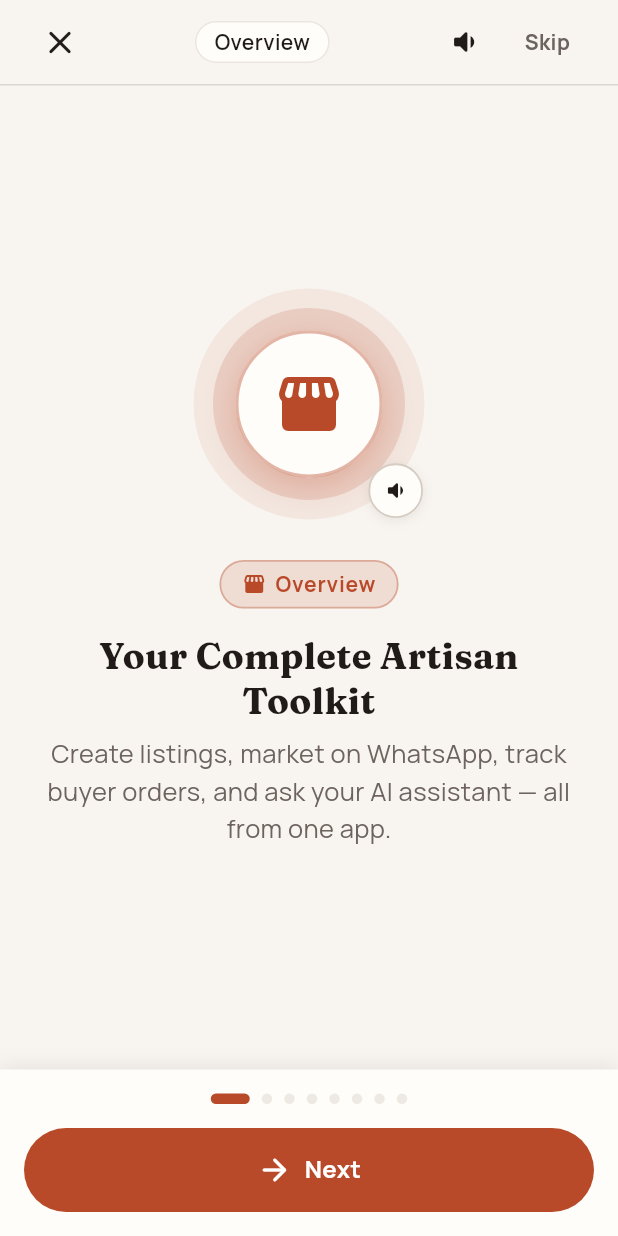
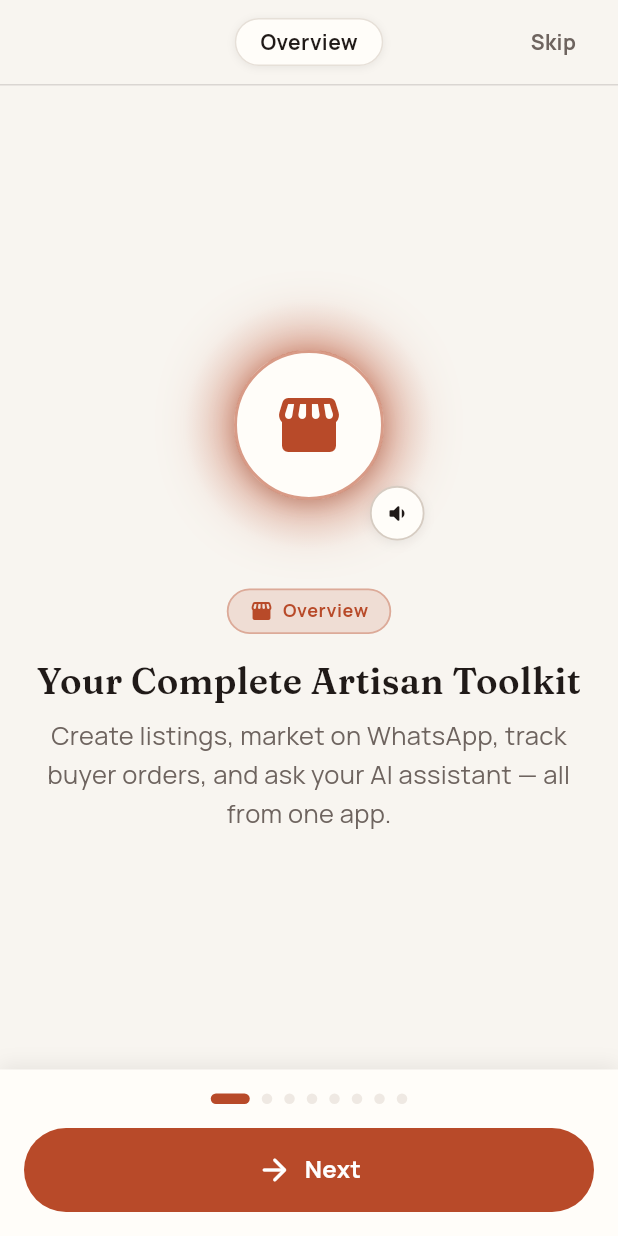
Before and after one commit to kan9667/kalasetu, a Flutter app: the TutorialCarouselScreen screen opened by its route, on a phone screen of 412 x 824 dp. Run offline on Flutter 3.47's test engine with Material 3 defaults, Android fonts, the phone set to English and light mode, and no system bars; our stand-ins replace cached_network_image, connectivity_plus, dio, drift, easy_localization, flutter_riverpod and 9 more; missing offline and left inert: record, workmanager; accounts and stored records are empty; generated files the repository leaves out were written again; network calls fail.

Commit message:
ui fixes in walkthrough

```diff
--- a/frontend/lib/features/tutorial/screens/tutorial_carousel_screen.dart
+++ b/frontend/lib/features/tutorial/screens/tutorial_carousel_screen.dart
@@ -111,27 +111,34 @@ class _TutorialCarouselScreenState extends ConsumerState<TutorialCarouselScreen>
             // --- Top App Bar Area ---
             Padding(
               padding: const EdgeInsets.symmetric(
-                horizontal: AppSpacing.md,
-                vertical: AppSpacing.xs,
+                horizontal: AppSpacing.screenPadding,
+                vertical: AppSpacing.sm,
               ),
-              child: Row(
+              child: SizedBox(
+                height: 40,
+                child: Stack(
+                  alignment: Alignment.center,
                   children: [
-                  // Close / Back button
-                  IconButton(
-                    icon: const Icon(Icons.close_rounded, size: 26, color: AppColors.charcoal),
-                    tooltip: 'close'.tr(),
-                    onPressed: _skipTutorial,
+                    // Center Step Indicator Badge
+                    Center(
+                      child: Container(
+                        padding: const EdgeInsets.symmetric(
+                          horizontal: 16,
+                          vertical: 6,
                         ),
-
-                  // Center Step Indicator Badge
-                  Expanded(
-                    child: Center(
-                      child: Container(
-                        padding: const EdgeInsets.symmetric(horizontal: 12, vertical: 4),
                         decoration: BoxDecoration(
-                          color: AppColors.surface,
+                          color: AppColors.cardSurface,
                           borderRadius: BorderRadius.circular(AppRadii.full),
-                          border: Border.all(color: AppColors.border.withValues(alpha: 0.5)),
+                          border: Border.all(
+                            color: AppColors.border.withValues(alpha: 0.6),
+                          ),
+                          boxShadow: const [
+                            BoxShadow(
+                              color: AppColors.shadow,
+                              blurRadius: 4,
+                              offset: Offset(0, 1),
+                            ),
+                          ],
                         ),
                         child: Text(
                           currentSlide.isIntro
@@ -146,42 +153,35 @@ class _TutorialCarouselScreenState extends ConsumerState<TutorialCarouselScreen>
                                     ),
                           style: AppTextStyles.labelMedium.copyWith(
                             color: AppColors.textPrimary,
-                            fontWeight: FontWeight.w600,
-                          ),
                           ),
                         ),
                       ),
                     ),
 
-                  // Voice Narration Button
-                  IconButton(
-                    icon: Icon(
-                      _ttsService.isPlaying
-                          ? Icons.volume_up_rounded
-                          : Icons.volume_down_rounded,
-                      color: _ttsService.isPlaying ? AppColors.terracotta : AppColors.charcoal,
+                    // Skip Action Button
+                    if (!isLastPage)
+                      Align(
+                        alignment: Alignment.centerRight,
+                        child: TextButton(
+                          onPressed: _skipTutorial,
+                          style: TextButton.styleFrom(
+                            padding: const EdgeInsets.symmetric(
+                              horizontal: AppSpacing.sm,
+                              vertical: AppSpacing.xs,
                             ),
-                    tooltip: _ttsService.isPlaying
-                        ? 'stop_narration'.tr()
-                        : 'listen_narration'.tr(),
-                    onPressed: _toggleSpeakCurrentSlide,
+                            minimumSize: Size.zero,
+                            tapTargetSize: MaterialTapTargetSize.shrinkWrap,
                           ),
-
-                  // Skip Button
-                  if (!isLastPage)
-                    TextButton(
-                      onPressed: _skipTutorial,
                           child: Text(
                             'skip'.tr(),
                             style: AppTextStyles.labelMedium.copyWith(
-                          color: AppColors.charcoalSoft,
-                          fontWeight: FontWeight.bold,
+                              color: AppColors.textSecondary,
                             ),
                           ),
-                    )
-                  else
-                    const SizedBox(width: 48),
+                        ),
+                      ),
                   ],
+                ),
               ),
             ),
 
@@ -254,7 +254,7 @@ class _TutorialCarouselScreenState extends ConsumerState<TutorialCarouselScreen>
                               side: const BorderSide(color: AppColors.border),
                               padding: const EdgeInsets.all(12),
                             ),
-                            icon: const Icon(Icons.arrow_back_rounded, color: AppColors.charcoal),
+                            icon: const Icon(Icons.arrow_back_rounded, color: AppColors.textPrimary),
                           ),
                           const SizedBox(width: AppSpacing.sm),
                         ],
--- a/frontend/lib/features/tutorial/widgets/tutorial_card_widget.dart
+++ b/frontend/lib/features/tutorial/widgets/tutorial_card_widget.dart
@@ -32,8 +32,13 @@ class TutorialCardWidget extends StatelessWidget {
             mainAxisSize: MainAxisSize.min,
             crossAxisAlignment: CrossAxisAlignment.center,
             children: [
-              // --- Visual Hero Graphic ---
-              _buildVisualHero(context),
+              // --- Visual Hero Graphic with Animated Glowing Aura ---
+              _AnimatedGlowHero(
+                accentColor: slide.accentColor,
+                icon: slide.icon,
+                isSpeaking: isSpeaking,
+                onToggleSpeak: onToggleSpeak,
+              ),
 
               const SizedBox(height: AppSpacing.lg),
 
@@ -59,10 +64,9 @@ class TutorialCardWidget extends StatelessWidget {
                     const SizedBox(width: 6),
                     Text(
                       slide.badgeKey.tr(),
-                      style: AppTextStyles.labelMedium.copyWith(
+                      style: AppTextStyles.labelSmall.copyWith(
                         color: slide.accentColor,
-                        fontWeight: FontWeight.w700,
-                        letterSpacing: 0.5,
+                        letterSpacing: 0.4,
                       ),
                     ),
                   ],
@@ -76,21 +80,19 @@ class TutorialCardWidget extends StatelessWidget {
                 slide.titleKey.tr(),
                 textAlign: TextAlign.center,
                 style: AppTextStyles.displaySmall.copyWith(
-                  color: AppColors.charcoal,
-                  fontWeight: FontWeight.w700,
-                  height: 1.25,
+                  color: AppColors.textPrimary,
                 ),
               ),
 
               const SizedBox(height: AppSpacing.sm),
 
-              // --- Explanatory Subtitle (Inter) ---
+              // --- Explanatory Subtitle (Manrope Body) ---
               Text(
                 slide.descKey.tr(),
                 textAlign: TextAlign.center,
                 style: AppTextStyles.bodyLarge.copyWith(
-                  color: AppColors.charcoalSoft,
-                  height: 1.45,
+                  color: AppColors.textSecondary,
+                  height: 1.5,
                 ),
               ),
 
@@ -101,72 +103,135 @@ class TutorialCardWidget extends StatelessWidget {
       ),
     );
   }
+}
 
-  Widget _buildVisualHero(BuildContext context) {
+/// Visual hero icon surrounded by an animated breathing glow aura and pulsing shadows.
+class _AnimatedGlowHero extends StatefulWidget {
+  final Color accentColor;
+  final IconData icon;
+  final bool isSpeaking;
+  final VoidCallback onToggleSpeak;
+
+  const _AnimatedGlowHero({
+    required this.accentColor,
+    required this.icon,
+    required this.isSpeaking,
+    required this.onToggleSpeak,
+  });
+
+  @override
+  State<_AnimatedGlowHero> createState() => _AnimatedGlowHeroState();
+}
+
+class _AnimatedGlowHeroState extends State<_AnimatedGlowHero>
+    with SingleTickerProviderStateMixin {
+  late final AnimationController _controller;
+  late final Animation<double> _glowAnimation;
+
+  @override
+  void initState() {
+    super.initState();
+    _controller = AnimationController(
+      vsync: this,
+      duration: const Duration(milliseconds: 2000),
+    )..repeat(reverse: true);
+
+    _glowAnimation = CurvedAnimation(
+      parent: _controller,
+      curve: Curves.easeInOut,
+    );
+  }
+
+  @override
+  void dispose() {
+    _controller.dispose();
+    super.dispose();
+  }
+
+  @override
+  Widget build(BuildContext context) {
     return SizedBox(
-      height: 160,
-      width: 160,
-      child: Stack(
+      height: 170,
+      width: 170,
+      child: AnimatedBuilder(
+        animation: _glowAnimation,
+        builder: (context, child) {
+          final t = _glowAnimation.value;
+          return Stack(
             alignment: Alignment.center,
             children: [
-          // Outer subtle decorative pulse ring
+              // Radial gradient continuous breathing aura (replaces static rings)
               Container(
-            width: 154,
-            height: 154,
+                width: 140 + 26 * t,
+                height: 140 + 26 * t,
                 decoration: BoxDecoration(
                   shape: BoxShape.circle,
-              color: slide.accentColor.withValues(alpha: 0.08),
+                  gradient: RadialGradient(
+                    colors: [
+                      widget.accentColor.withValues(alpha: 0.28 * t + 0.12),
+                      widget.accentColor.withValues(alpha: 0.10 * t + 0.04),
+                      widget.accentColor.withValues(alpha: 0.0),
+                    ],
+                    stops: const [0.0, 0.55, 1.0],
                   ),
                 ),
-          // Middle soft glow ring
+              ),
+
+              // Inner core surface with pulsing glowing shadows
               Container(
-            width: 128,
-            height: 128,
+                width: 100,
+                height: 100,
                 decoration: BoxDecoration(
                   shape: BoxShape.circle,
-              color: slide.accentColor.withValues(alpha: 0.16),
+                  color: AppColors.cardSurface,
+                  boxShadow: [
+                    // Blooming radiant glow
+                    BoxShadow(
+                      color: widget.accentColor.withValues(alpha: 0.25 + 0.25 * t),
+                      blurRadius: 20.0 + 16.0 * t,
+                      spreadRadius: 2.0 + 6.0 * t,
                     ),
+                    // Inner luminous warmth
+                    BoxShadow(
+                      color: widget.accentColor.withValues(alpha: 0.15 + 0.15 * t),
+                      blurRadius: 8.0 + 6.0 * t,
+                      spreadRadius: 0,
                     ),
-          // Inner core surface
-          Container(
-            width: 98,
-            height: 98,
-            decoration: BoxDecoration(
-              shape: BoxShape.circle,
-              color: AppColors.surface,
-              boxShadow: [
-                BoxShadow(
-                  color: slide.accentColor.withValues(alpha: 0.25),
-                  blurRadius: 18,
-                  offset: const Offset(0, 6),
+                    // Grounding subtle shadow
+                    const BoxShadow(
+                      color: AppColors.shadow,
+                      blurRadius: 8,
+                      offset: Offset(0, 4),
                     ),
                   ],
                   border: Border.all(
-                color: slide.accentColor.withValues(alpha: 0.4),
+                    color: widget.accentColor.withValues(alpha: 0.35 + 0.20 * t),
                     width: 2,
                   ),
                 ),
                 child: Center(
                   child: Icon(
-                slide.icon,
+                    widget.icon,
                     size: 48,
-                color: slide.accentColor,
+                    color: widget.accentColor,
                   ),
                 ),
               ),
+
               // Audio Speaker Narration button overlay
               Positioned(
-            right: 4,
-            bottom: 4,
+                right: 8,
+                bottom: 8,
                 child: Material(
                   color: Colors.transparent,
                   child: InkWell(
-                onTap: onToggleSpeak,
+                    onTap: widget.onToggleSpeak,
                     borderRadius: BorderRadius.circular(AppRadii.full),
-                child: Container(
+                    child: AnimatedContainer(
+                      duration: const Duration(milliseconds: 250),
                       padding: const EdgeInsets.all(8),
                       decoration: BoxDecoration(
-                    color: isSpeaking ? AppColors.terracotta : AppColors.surface,
+                        color: widget.isSpeaking ? AppColors.terracotta : AppColors.cardSurface,
                         shape: BoxShape.circle,
                         boxShadow: const [
                           BoxShadow(
@@ -176,20 +241,28 @@ class TutorialCardWidget extends StatelessWidget {
                           ),
                         ],
                         border: Border.all(
-                      color: isSpeaking ? AppColors.terracottaDark : AppColors.border,
+                          color: widget.isSpeaking
+                              ? AppColors.terracottaDark
+                              : AppColors.border,
                           width: 1.2,
                         ),
                       ),
                       child: Icon(
-                    isSpeaking ? Icons.volume_up_rounded : Icons.volume_down_rounded,
+                        widget.isSpeaking
+                            ? Icons.volume_up_rounded
+                            : Icons.volume_down_rounded,
                         size: 18,
-                    color: isSpeaking ? AppColors.textOnPrimary : AppColors.charcoal,
+                        color: widget.isSpeaking
+                            ? AppColors.textOnPrimary
+                            : AppColors.textPrimary,
                       ),
                     ),
                   ),
                 ),
               ),
             ],
+          );
+        },
       ),
     );
   }
```
Also changed, not shown: 1 other file. Lines whose indentation alone changed are shown as unchanged.
